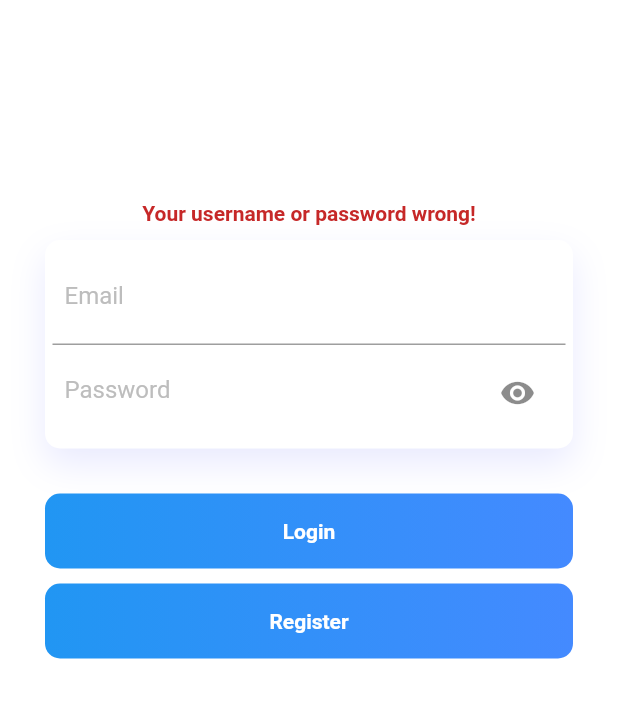
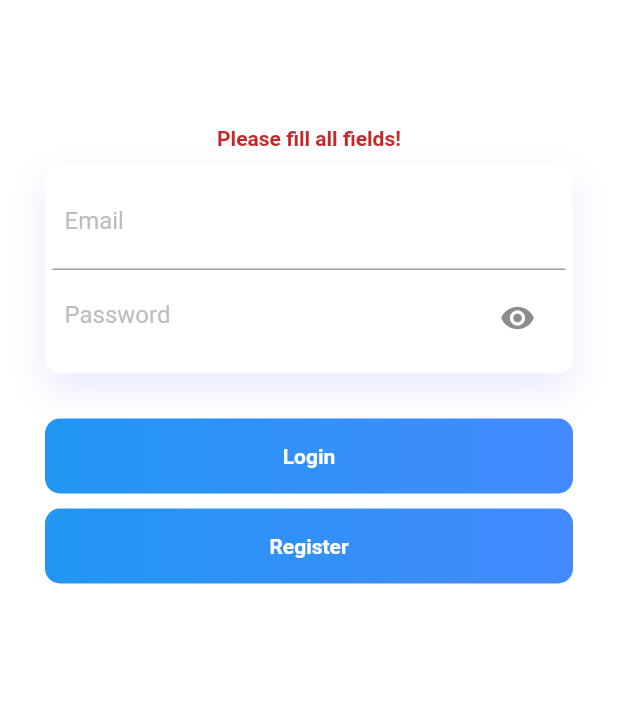
Before and after one commit to emrebal98/Health_Center, a Flutter app: the screen it shows after launch, after a tap on "Login", on a phone screen of 412 x 824 dp, the part 141-859 px from its top. Run offline on Flutter 3.47's test engine with Material 2 defaults, Android fonts, the phone set to English and light mode, and no system bars; our stand-ins replace auto_size_text, cloud_firestore, confetti, firebase_auth, firebase_core; missing offline and left inert: flutter_settings_ui; accounts and stored records are empty.

Commit message:
login page edited

```diff
--- a/lib/login.dart
+++ b/lib/login.dart
@@ -19,6 +19,8 @@ class Login extends StatefulWidget {
 class _LoginState extends State<Login> {
   bool _isObscure = true;
   bool _warningMessage = false;
+
+  String _warningMessageContent = "";
   late String userType;
   TextEditingController emailController = new TextEditingController();
   TextEditingController passwordController = new TextEditingController();
@@ -36,16 +38,28 @@ class _LoginState extends State<Login> {
     if (passwordController.text.isEmpty && emailController.text.isEmpty) {
       setState(() {
         _warningMessage = true;
+        _warningMessageContent = "Please fill all fields!";
       });
     } else {
-      var _userEmail =
-          await auth.login(emailController.text, passwordController.text);
-      print('Login for user $_userEmail');
+      late String _userEmail;
+      try {
+        _userEmail =
+            await auth.login(emailController.text, passwordController.text);
+      } catch (err) {
+        setState(() {
+          _warningMessage = true;
+          _warningMessageContent = "Your information wrong";
+        });
+      }
+      setState(() {
+        _warningMessageContent = "Login for user $_userEmail";
+      });
       await FirestoreHelper.getUserData().then((data) {
         print(data[0].userType);
         setState(() {
           userData = data[0];
           details = data;
+          _warningMessageContent = "Login for user $_userEmail";
         });
       });
       if (userData.userType == 'Doctor') {
@@ -96,7 +110,7 @@ class _LoginState extends State<Login> {
                   ),
                 ),
                 const SizedBox(
-                  height: 100,
+                  height: 50,
                 ),
                 Padding(
                   padding: const EdgeInsets.all(30.0),
@@ -104,7 +118,7 @@ class _LoginState extends State<Login> {
                     children: <Widget>[
                       Visibility(
                         child: Text(
-                          "Your username or password wrong!",
+                          _warningMessageContent,
                           style: TextStyle(
                             color: Colors.red[800],
                             fontWeight: FontWeight.bold,
--- a/lib/user/pages/home.dart
+++ b/lib/user/pages/home.dart
@@ -250,11 +250,6 @@ class _HomeRouteState extends State<HomeRoute> {
                                   .toList())),
                     ),
                   ),
-                  const DividerTitlePrescription(
-                    title: "Your Prescriptions",
-                    button: true,
-                    top: 5,
-                  ),
                 ],
               )
             ],
--- a/lib/user/pages/perscriptionListRouteUser.dart
+++ b/lib/user/pages/perscriptionListRouteUser.dart
@@ -71,9 +71,7 @@ class _PerscriptionUserPageState extends State<PerscriptionUserPage> {
           backgroundColor: Colors.blue,
           shadowColor: Colors.transparent,
           leading: IconButton(
-            onPressed: () {
-
-            },
+            onPressed: () {},
             icon: const Icon(
               Icons.arrow_back_ios_new_rounded,
               color: Colors.blue,
```
